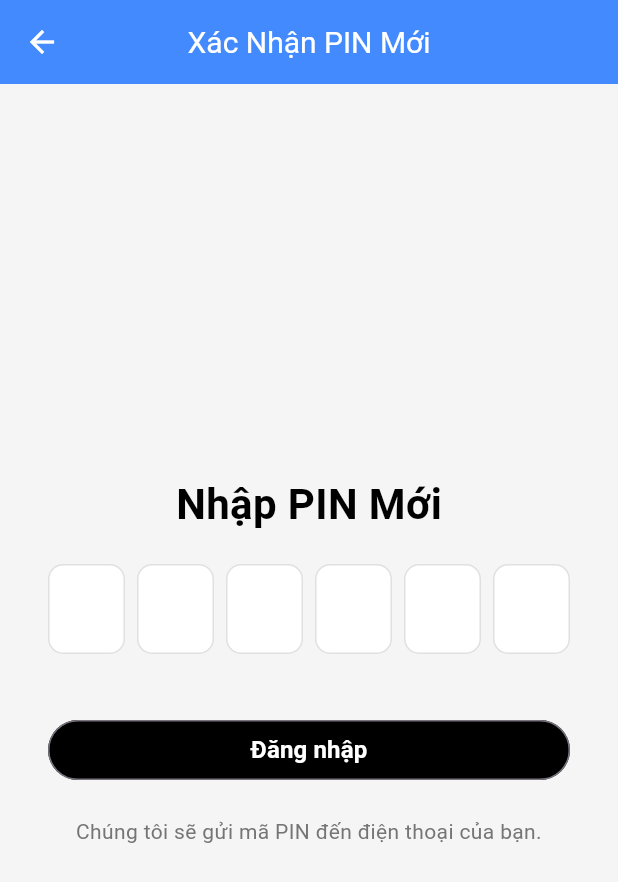
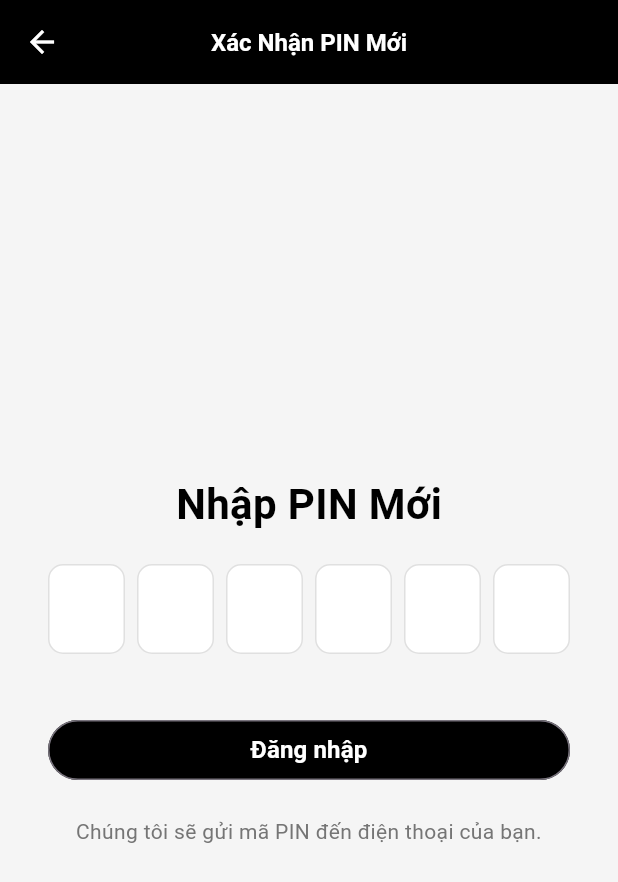
Before and after one commit to stanleylover4444/ewallet_chat_flutter, a Flutter app: the PinCodeRegistePage screen opened directly, on a phone screen of 412 x 824 dp. Shown: the top 882 px of the screen. Run offline on Flutter 3.47's test engine with Material 3 defaults, Android fonts, the light colour scheme and no system bars; drawn by our look-alikes of pinput; our stand-ins replace carousel_slider, device_preview, fluttertoast, lottie, qr_flutter; missing offline and left inert: mobile_scanner.

Commit message:
fix bug + design pin

```diff
--- a/chatbot_flutter/lib/main.dart
+++ b/chatbot_flutter/lib/main.dart
@@ -1,4 +1,5 @@
-import 'package:chatbot_flutter/widgets/splash_welcome.dart';
+import 'package:chatbot_flutter/pages/register/pin_code_page.dart';
+// import 'package:chatbot_flutter/widgets/splash_welcome.dart';
 import 'package:flutter/material.dart';
 import 'package:device_preview/device_preview.dart';
 
@@ -19,7 +20,7 @@ class MyApp extends StatelessWidget {
     return const MaterialApp(
       builder: DevicePreview.appBuilder,
       debugShowCheckedModeBanner: false,
-      home: SplashScreen(),
+      home: PinCodeRegistePage(),
     );
   }
 }
--- a/chatbot_flutter/lib/models/User.dart
+++ b/chatbot_flutter/lib/models/User.dart
@@ -51,8 +51,7 @@
 //   final response = await http.get(
 //     Uri.parse('https://hayugo.edu.vn/api/User/persistLogin'),
 //     headers: {
-//       'Authorization': 'Bearer eyJhbGciOiJIUzI1NiIsInR5cCI6IkpXVCJ9.eyJpZCI6IjgxIiwicm9sZSI6IlVzZXIiLCJuYmYiOjE3Mjc3NzY0NzcsImV4cCI6MTczMDM2ODQ3NywiaWF0IjoxNzI3Nzc2NDc3LCJpc3MiOiJodHRwOi8vbG9jYWxob3N0IiwiYXVkIjoiTGVhcmluZ0NoaW5lc2VWaWRlbyJ9.7lw15ptENHNJsyiGc5o_EM2ilvuQENM9py0KH88q29Y',
-//     },
+//        },
 //   );
 
 //   if (response.statusCode == 200) {
--- a/chatbot_flutter/lib/pages/register/pin_code_page.dart
+++ b/chatbot_flutter/lib/pages/register/pin_code_page.dart
@@ -41,7 +41,7 @@ class _PinCodePageState extends State<PinCodeRegistePage> {
       appBar: AppBar(
         elevation: 0,
         centerTitle: true,
-        backgroundColor: Colors.blueAccent,
+        backgroundColor: const Color.fromARGB(255, 0, 0, 0),
         leading: IconButton(
           onPressed: () {
             Navigator.of(context).pop();
@@ -50,10 +50,10 @@ class _PinCodePageState extends State<PinCodeRegistePage> {
         ),
         title: Text(
           'Xác Nhận PIN Mới',
-          style: TextStyle(color: Colors.white, fontSize: 20),
+          style: TextStyle(color: Colors.white, fontSize: 16 , fontWeight: FontWeight.bold),
         ),
       ),
-      body: Center(
+      body: Container(
         child: Padding(
           padding: EdgeInsets.all(32.0),
           child: Form(
--- a/chatbot_flutter/lib/widgets/bottomnav/bottom_navigation.dart
+++ b/chatbot_flutter/lib/widgets/bottomnav/bottom_navigation.dart
@@ -62,7 +62,7 @@ class _BottomNavigationBarWidgetState extends State<BottomNavigationBarWidget> {
         currentIndex: _selectedIndex,
         selectedItemColor: const Color.fromARGB(255, 0, 0, 0),
         unselectedItemColor: const Color.fromARGB(255, 116, 116, 116),
-        onTap: _onItemTapped,
+        // onTap: _onItemTapped,
          showSelectedLabels: true,
         showUnselectedLabels: true,
       ),
```
